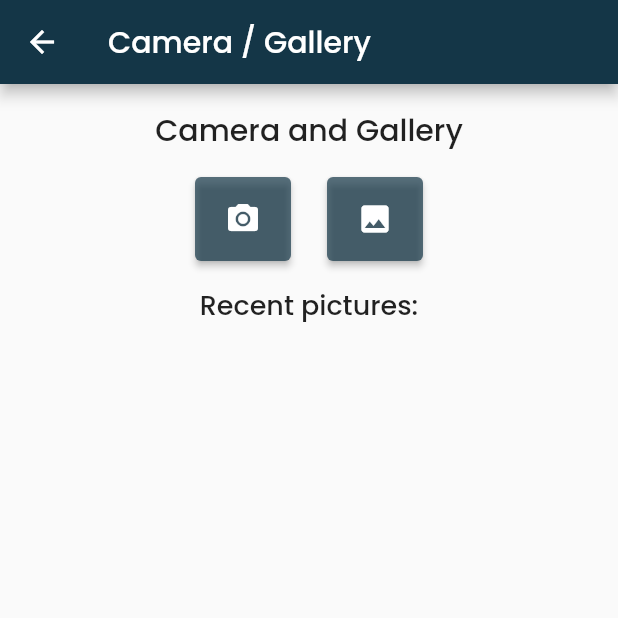
After one commit to hanna-kr/app_akademie_exercises, a Flutter app: the CameraExercise screen opened by its route, after a tap on the "photo camera" icon, on a phone screen of 412 x 824 dp, the top half of it. The commit adds this screen. Run offline on Flutter 3.47's test engine with Material 2 defaults, Android fonts, the phone set to English and light mode, and no system bars; our stand-ins replace cached_network_image, card_swiper, google_fonts, image_picker; missing offline and left inert: blobs.

Commit message:
added camera exercise page

```diff
--- /dev/null
+++ b/lib/5.1.3-3.3/screens/camera_exercise.dart
@@ -0,0 +1,116 @@
+import 'dart:io';
+
+import 'package:app_akademie_exercises/styles/spacing.dart';
+import 'package:app_akademie_exercises/styles/textstyles.dart';
+import 'package:flutter/material.dart';
+import 'package:image_picker/image_picker.dart';
+
+class CameraExercise extends StatefulWidget {
+  const CameraExercise({super.key});
+
+  @override
+  State<CameraExercise> createState() => _CameraExerciseState();
+}
+
+class _CameraExerciseState extends State<CameraExercise> {
+  List<String> imagePath = [];
+
+  Future<void> pickImage(ImageSource src) async {
+    final images = await ImagePicker().pickMultiImage();
+    setState(() {
+      for (var image in images) {
+        imagePath.add(image.path);
+      }
+    });
+  }
+
+  @override
+  Widget build(BuildContext context) {
+    return Scaffold(
+      appBar: AppBar(
+        backgroundColor: Theme.of(context).primaryColor,
+        title: const Text('Camera / Gallery'),
+      ),
+      body: Column(
+        children: [
+          kSpacing16,
+          Text(
+            'Camera and Gallery',
+            style: kHeader2,
+          ),
+          kSpacing16,
+          Row(
+            mainAxisAlignment: MainAxisAlignment.center,
+            children: [
+              ElevatedButton(
+                onPressed: () {
+                  setState(() {
+                    pickImage(ImageSource.camera);
+                  });
+                },
+                style: ButtonStyle(
+                    backgroundColor: MaterialStatePropertyAll(
+                        Theme.of(context).primaryColor.withOpacity(0.7))),
+                child: const Padding(
+                  padding: EdgeInsets.symmetric(vertical: 16),
+                  child: Icon(Icons.photo_camera),
+                ),
+              ),
+              const SizedBox(
+                width: 24,
+              ),
+              ElevatedButton(
+                  onPressed: () {
+                    setState(() {
+                      pickImage(ImageSource.gallery);
+                    });
+                  },
+                  style: ButtonStyle(
+                      backgroundColor: MaterialStatePropertyAll(
+                          Theme.of(context).primaryColor.withOpacity(0.7))),
+                  child: const Padding(
+                    padding: EdgeInsets.symmetric(vertical: 16),
+                    child: Icon(Icons.photo),
+                  )),
+            ],
+          ),
+          kSpacing16,
+          Text(
+            'Recent pictures:',
+            style: kHeader3,
+          ),
+          kSpacing8,
+          if (imagePath.isNotEmpty)
+            Expanded(
+              child: ListView.builder(
+                itemCount: imagePath.length,
+                itemBuilder: (context, index) {
+                  return Padding(
+                    padding: const EdgeInsets.all(8.0),
+                    child: GestureDetector(
+                      onTap: () {
+                        setState(() {
+                          imagePath.remove(imagePath[index]);
+                        });
+                      },
+                      child: Card(
+                        clipBehavior: Clip.hardEdge,
+                        shape: RoundedRectangleBorder(
+                            borderRadius: BorderRadius.circular(20)),
+                        child: Image.file(
+                          File(imagePath[index]),
+                          fit: BoxFit.cover,
+                          width: 250,
+                          height: 250,
+                        ),
+                      ),
+                    ),
+                  );
+                },
+              ),
+            ),
+        ],
+      ),
+    );
+  }
+}
--- a/lib/5.1.3-3.1/screens/image_exercise.dart
+++ b/lib/5.1.3-3.3/screens/image_exercise.dart
@@ -1,4 +1,4 @@
-import 'package:app_akademie_exercises/5.1.3-3.1/widgets/card_images.dart';
+import 'package:app_akademie_exercises/5.1.3-3.3/widgets/card_images.dart';
 import 'package:app_akademie_exercises/styles/spacing.dart';
 import 'package:app_akademie_exercises/styles/textstyles.dart';
 import 'package:cached_network_image/cached_network_image.dart';
--- a/lib/chapter_list.dart
+++ b/lib/chapter_list.dart
@@ -34,7 +34,8 @@ final List<Chapter> chapters = [
       Exercise(
           name: 'Images: Asset / Network / Cache', route: '/image_exercise'),
       Exercise(name: 'Images: Placeholder', route: '/image_exercise2'),
-      Exercise(name: 'Images: Thumbnail', route: '/image_exercise3')
+      Exercise(name: 'Images: Thumbnail', route: '/image_exercise3'),
+      Exercise(name: 'Camera', route: '/camera_exercise'),
     ],
   )
 ];
--- a/lib/main.dart
+++ b/lib/main.dart
@@ -11,12 +11,13 @@ import 'package:app_akademie_exercises/5.1.1-1.2/screens/material_button_page.da
 import 'package:app_akademie_exercises/5.1.1-1.2/screens/blob_package_exercise.dart';
 import 'package:app_akademie_exercises/5.1.1-1.2/screens/profile.dart';
 import 'package:app_akademie_exercises/5.1.1-1.2/screens/switch_class.dart';
-import 'package:app_akademie_exercises/5.1.3-3.1/screens/box_decoration.dart';
-import 'package:app_akademie_exercises/5.1.3-3.1/screens/font_exercise.dart';
-import 'package:app_akademie_exercises/5.1.3-3.1/screens/image_exercise.dart';
-import 'package:app_akademie_exercises/5.1.3-3.1/screens/image_exercise2.dart';
-import 'package:app_akademie_exercises/5.1.3-3.1/screens/image_exercise3.dart';
-import 'package:app_akademie_exercises/5.1.3-3.1/screens/light_dark_exercise.dart';
+import 'package:app_akademie_exercises/5.1.3-3.3/screens/box_decoration.dart';
+import 'package:app_akademie_exercises/5.1.3-3.3/screens/camera_exercise.dart';
+import 'package:app_akademie_exercises/5.1.3-3.3/screens/font_exercise.dart';
+import 'package:app_akademie_exercises/5.1.3-3.3/screens/image_exercise.dart';
+import 'package:app_akademie_exercises/5.1.3-3.3/screens/image_exercise2.dart';
+import 'package:app_akademie_exercises/5.1.3-3.3/screens/image_exercise3.dart';
+import 'package:app_akademie_exercises/5.1.3-3.3/screens/light_dark_exercise.dart';
 import 'package:app_akademie_exercises/styles/text_theme.dart';
 import 'package:app_akademie_exercises/styles/theme_color.dart';
 import 'package:flutter/material.dart';
@@ -73,7 +74,8 @@ class _MyAppState extends State<MyApp> {
         '/box_decoration': (context) => const BoxDecoExercise(),
         '/image_exercise': (context) => const ImageExercise(),
         '/image_exercise2': (context) => ImageExercise2(),
-        '/image_exercise3': (context) => ImageExercise3()
+        '/image_exercise3': (context) => ImageExercise3(),
+        '/camera_exercise': (context) => const CameraExercise(),
       },
     );
   }
--- a/lib/styles/textstyles.dart
+++ b/lib/styles/textstyles.dart
@@ -12,6 +12,10 @@ TextStyle kHeader1 = const TextStyle(fontSize: 22, fontWeight: FontWeight.w600);
 // Medium Header
 
 TextStyle kHeader2 = const TextStyle(fontSize: 20, fontWeight: FontWeight.w600);
+
+// Small Header
+
+TextStyle kHeader3 = const TextStyle(fontSize: 18, fontWeight: FontWeight.w600);
 
 // Font exercise Big header using Merriweather
 
--- a/pubspec.yaml
+++ b/pubspec.yaml
@@ -40,6 +40,7 @@ dependencies:
   google_fonts: ^5.1.0
   cached_network_image: ^3.2.3
   shimmer: ^3.0.0
+  image_picker: ^1.0.2
 
 dev_dependencies:
   flutter_test:
```
Also changed, not shown: lib/5.1.3-3.3/screens/image_exercise2.dart (renamed from lib/5.1.3-3.1/screens/image_exercise3.dart, +22 -8 lines), lib/5.1.3-3.3/screens/image_exercise3.dart (renamed from lib/5.1.3-3.1/screens/image_exercise2.dart, +8 -22 lines), lib/5.1.3-3.3/screens/box_decoration.dart (renamed from lib/5.1.3-3.1/screens/box_decoration.dart), lib/5.1.3-3.3/screens/font_exercise.dart (renamed from lib/5.1.3-3.1/screens/font_exercise.dart), lib/5.1.3-3.3/screens/light_dark_exercise.dart (renamed from lib/5.1.3-3.1/screens/light_dark_exercise.dart), lib/5.1.3-3.3/widgets/card_images.dart (renamed from lib/5.1.3-3.1/widgets/card_images.dart), pubspec.lock, 5 other files.
